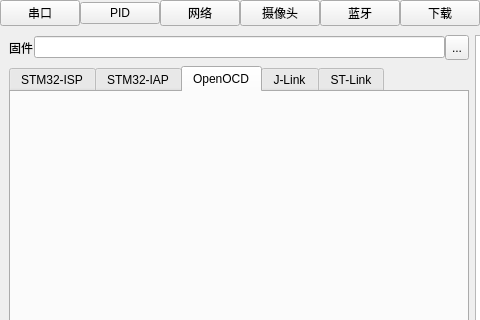
Qt form assistant/widget.ui (han-shao-jun/assistant) before a commit; both pictures show x 0 to 480 and y 0 to 320 of the 969 by 817 pixel window.
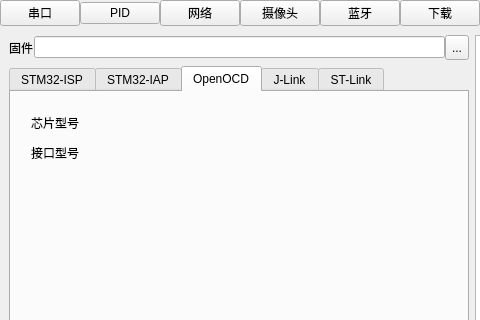
The same form after that commit. The open tabs and pages were chosen to show the change. Custom widgets are drawn as their Qt base class.

The edit to the form file:
```diff
--- a/assistant/widget.ui
+++ b/assistant/widget.ui
@@ -2467,6 +2467,32 @@
           <attribute name="title">
            <string>OpenOCD</string>
           </attribute>
+          <widget class="QLabel" name="label">
+           <property name="geometry">
+            <rect>
+             <x>20</x>
+             <y>20</y>
+             <width>51</width>
+             <height>21</height>
+            </rect>
+           </property>
+           <property name="text">
+            <string>芯片型号</string>
+           </property>
+          </widget>
+          <widget class="QLabel" name="label_2">
+           <property name="geometry">
+            <rect>
+             <x>20</x>
+             <y>50</y>
+             <width>51</width>
+             <height>21</height>
+            </rect>
+           </property>
+           <property name="text">
+            <string>接口型号</string>
+           </property>
+          </widget>
          </widget>
          <widget class="QWidget" name="JLink">
           <attribute name="title">
```
Left out of the diff: 2 changed lines with no effect on the pictures.
